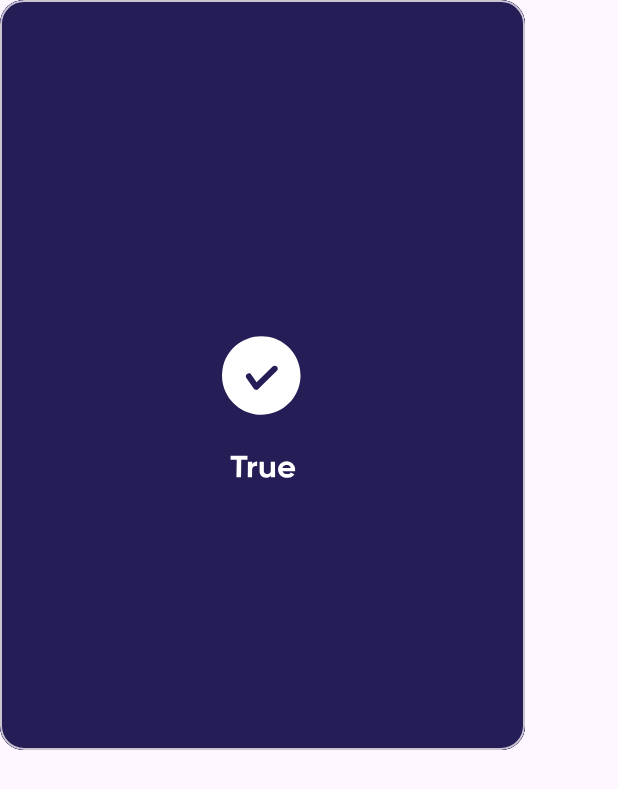
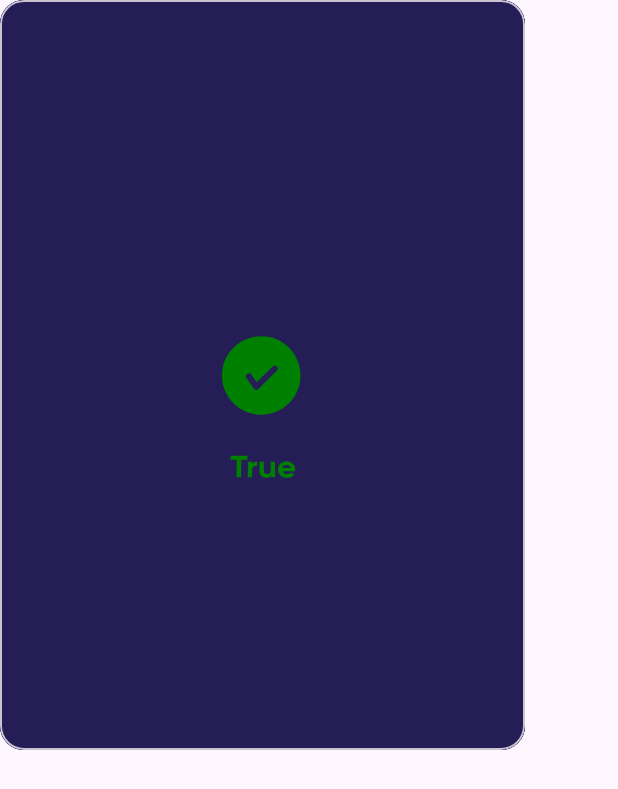
Before and after one commit to pallaw/swipe_and_learn, an Android app: the layout element_question_card.xml on its own in the app's theme, with its tools: preview values and no code run, on a phone screen of 412 x 824 dp. Shown: the top 789 px of the screen. Run offline under Robolectric (Android 15) with nearby library versions, the phone set to English and light mode, and no system bars; Roboto replaces fonts that are not available here.

Commit message:
card overlay true/false added

```diff
--- a/app/src/main/res/layout/element_question_card.xml
+++ b/app/src/main/res/layout/element_question_card.xml
@@ -64,7 +64,6 @@
 
 
     </RelativeLayout>
-
     <RelativeLayout
         android:id="@+id/left_overlay"
         android:layout_width="match_parent"
@@ -76,6 +75,7 @@
             android:layout_width="wrap_content"
             android:layout_height="wrap_content"
             android:background="@null"
+            android:tint="#FF0000"
             android:layout_centerInParent="true"
             app:srcCompat="@drawable/ic_false_overlay" />
         <TextView
@@ -91,7 +91,7 @@
             android:rotationX="20"
             android:layout_gravity="center"
             android:textAlignment="center"
-            android:textColor="@android:color/white"
+            android:textColor="#FF0000"
             android:textSize="22sp"
             android:textStyle="bold" />
 
@@ -107,6 +107,7 @@
             android:layout_width="wrap_content"
             android:layout_height="wrap_content"
             android:layout_centerInParent="true"
+            android:tint="#008000"
             android:background="@null"
             app:srcCompat="@drawable/correct_overlay" />
         <TextView
@@ -122,7 +123,7 @@
             android:rotationX="20"
             android:layout_gravity="center"
             android:textAlignment="center"
-            android:textColor="@android:color/white"
+            android:textColor="#008000"
             android:textSize="22sp"
             android:textStyle="bold" />
 
```
